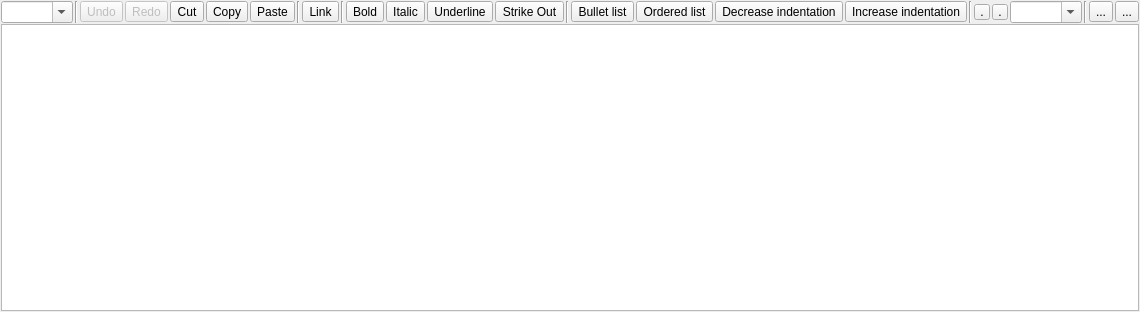
Old version of the form qtxtreader.ui in the repository guangmingwan/rs97-txtReader.
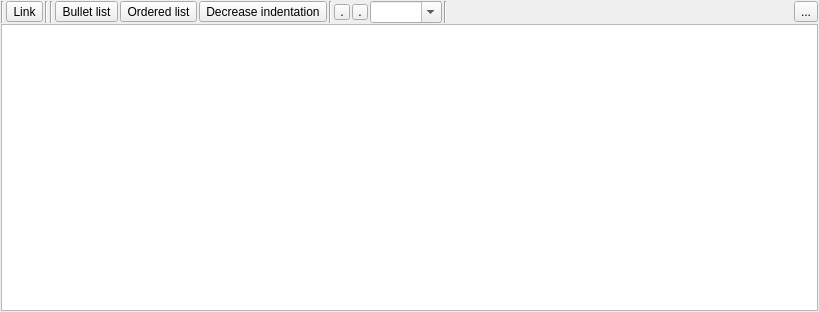
New version of the form. Icons and pictures are not drawn. Custom widgets are drawn as their Qt base class.

```diff
--- a/qtxtreader.ui
+++ b/qtxtreader.ui
@@ -47,152 +47,7 @@
       <property name="bottomMargin">
        <number>0</number>
       </property>
-      <item>
-       <widget class="QComboBox" name="f_paragraph">
-        <property name="focusPolicy">
-         <enum>Qt::ClickFocus</enum>
-        </property>
-        <property name="toolTip">
-         <string>Paragraph formatting</string>
-        </property>
-        <property name="editable">
-         <bool>true</bool>
-        </property>
-       </widget>
-      </item>
-      <item>
-       <widget class="Line" name="line_4">
-        <property name="orientation">
-         <enum>Qt::Vertical</enum>
-        </property>
-       </widget>
-      </item>
-      <item>
-       <widget class="QToolButton" name="f_undo">
-        <property name="enabled">
-         <bool>false</bool>
-        </property>
-        <property name="focusPolicy">
-         <enum>Qt::ClickFocus</enum>
-        </property>
-        <property name="toolTip">
-         <string>Undo (CTRL+Z)</string>
-        </property>
-        <property name="text">
-         <string>Undo</string>
-        </property>
-        <property name="icon">
-         <iconset theme="edit-undo">
-          <normaloff/>
-         </iconset>
-        </property>
-        <property name="iconSize">
-         <size>
-          <width>16</width>
-          <height>16</height>
-         </size>
-        </property>
-       </widget>
-      </item>
-      <item>
-       <widget class="QToolButton" name="f_redo">
-        <property name="enabled">
-         <bool>false</bool>
-        </property>
-        <property name="focusPolicy">
-         <enum>Qt::ClickFocus</enum>
-        </property>
-        <property name="toolTip">
-         <string>Redo</string>
-        </property>
-        <property name="text">
-         <string>Redo</string>
-        </property>
-        <property name="icon">
-         <iconset theme="edit-redo">
-          <normaloff/>
-         </iconset>
-        </property>
-        <property name="iconSize">
-         <size>
-          <width>16</width>
-          <height>16</height>
-         </size>
-        </property>
-       </widget>
-      </item>
-      <item>
-       <widget class="QToolButton" name="f_cut">
-        <property name="focusPolicy">
-         <enum>Qt::ClickFocus</enum>
-        </property>
-        <property name="toolTip">
-         <string>Cut (CTRL+X)</string>
-        </property>
-        <property name="text">
-         <string>Cut</string>
-        </property>
-        <property name="icon">
-         <iconset theme="edit-cut">
-          <normaloff/>
-         </iconset>
-        </property>
-        <property name="iconSize">
-         <size>
-          <width>16</width>
-          <height>16</height>
-         </size>
-        </property>
-       </widget>
-      </item>
-      <item>
-       <widget class="QToolButton" name="f_copy">
-        <property name="focusPolicy">
-         <enum>Qt::ClickFocus</enum>
-        </property>
-        <property name="toolTip">
-         <string>Copy (CTRL+C)</string>
-        </property>
-        <property name="text">
-         <string>Copy</string>
-        </property>
-        <property name="icon">
-         <iconset theme="edit-copy">
-          <normaloff/>
-         </iconset>
-        </property>
-        <property name="iconSize">
-         <size>
-          <width>16</width>
-          <height>16</height>
-         </size>
-        </property>
-       </widget>
-      </item>
-      <item>
-       <widget class="QToolButton" name="f_paste">
-        <property name="focusPolicy">
-         <enum>Qt::ClickFocus</enum>
-        </property>
-        <property name="toolTip">
-         <string>Paste (CTRL+V)</string>
-        </property>
-        <property name="text">
-         <string>Paste</string>
-        </property>
-        <property name="icon">
-         <iconset theme="edit-paste">
-          <normaloff/>
-         </iconset>
-        </property>
-        <property name="iconSize">
-         <size>
-          <width>16</width>
-          <height>16</height>
-         </size>
-        </property>
-       </widget>
-      </item>
+      
       <item>
        <widget class="Line" name="line">
         <property name="orientation">
@@ -234,97 +89,7 @@
         </property>
        </widget>
       </item>
-      <item>
-       <widget class="QToolButton" name="f_bold">
-        <property name="focusPolicy">
-         <enum>Qt::ClickFocus</enum>
-        </property>
-        <property name="toolTip">
-         <string notr="true">Bold (CTRL+B)</string>
-        </property>
-        <property name="text">
-         <string>Bold</string>
-        </property>
-        <property name="icon">
-         <iconset theme="format-text-bold">
-          <normaloff/>
-         </iconset>
-        </property>
-        <property name="iconSize">
-         <size>
-          <width>16</width>
-          <height>16</height>
-         </size>
-        </property>
-        <property name="checkable">
-         <bool>true</bool>
-        </property>
-       </widget>
-      </item>
-      <item>
-       <widget class="QToolButton" name="f_italic">
-        <property name="focusPolicy">
-         <enum>Qt::ClickFocus</enum>
-        </property>
-        <property name="toolTip">
-         <string>Italic (CTRL+I)</string>
-        </property>
-        <property name="text">
-         <string>Italic</string>
-        </property>
-        <property name="icon">
-         <iconset theme="format-text-italic">
-          <normaloff/>
-         </iconset>
-        </property>
-        <property name="iconSize">
-         <size>
-          <width>16</width>
-          <height>16</height>
-         </size>
-        </property>
-        <property name="checkable">
-         <bool>true</bool>
-        </property>
-       </widget>
-      </item>
-      <item>
-       <widget class="QToolButton" name="f_underline">
-        <property name="focusPolicy">
-         <enum>Qt::ClickFocus</enum>
-        </property>
-        <property name="toolTip">
-         <string>Underline (CTRL+U)</string>
-        </property>
-        <property name="text">
-         <string>Underline</string>
-        </property>
-        <property name="icon">
-         <iconset theme="format-text-underline">
-          <normaloff/>
-         </iconset>
-        </property>
-        <property name="iconSize">
-         <size>
-          <width>16</width>
-          <height>16</height>
-         </size>
-        </property>
-        <property name="checkable">
-         <bool>true</bool>
-        </property>
-       </widget>
-      </item>
-      <item>
-       <widget class="QToolButton" name="f_strikeout">
-        <property name="text">
-         <string>Strike Out</string>
-        </property>
-        <property name="checkable">
-         <bool>true</bool>
-        </property>
-       </widget>
-      </item>
+      
       <item>
        <widget class="Line" name="line_5">
         <property name="orientation">
@@ -400,30 +165,7 @@
         </property>
        </widget>
       </item>
-      <item>
-       <widget class="QToolButton" name="f_indent_inc">
-        <property name="focusPolicy">
-         <enum>Qt::ClickFocus</enum>
-        </property>
-        <property name="toolTip">
-         <string>Increase indentation (CTRL+.)</string>
-        </property>
-        <property name="text">
-         <string>Increase indentation</string>
-        </property>
-        <property name="icon">
-         <iconset theme="format-indent-more">
-          <normaloff/>
-         </iconset>
-        </property>
-        <property name="iconSize">
-         <size>
-          <width>16</width>
-          <height>16</height>
-         </size>
-        </property>
-       </widget>
-      </item>
+      
       <item>
        <widget class="Line" name="line_2">
         <property name="orientation">
@@ -513,13 +255,7 @@
         </property>
        </widget>
       </item>
-      <item>
-       <widget class="QToolButton" name="f_image">
-        <property name="text">
-         <string notr="true">...</string>
-        </property>
-       </widget>
-      </item>
+      
       <item>
        <spacer name="horizontalSpacer">
         <property name="orientation">
```
Left out of the diff: 20 changed lines with no effect on the pictures.
